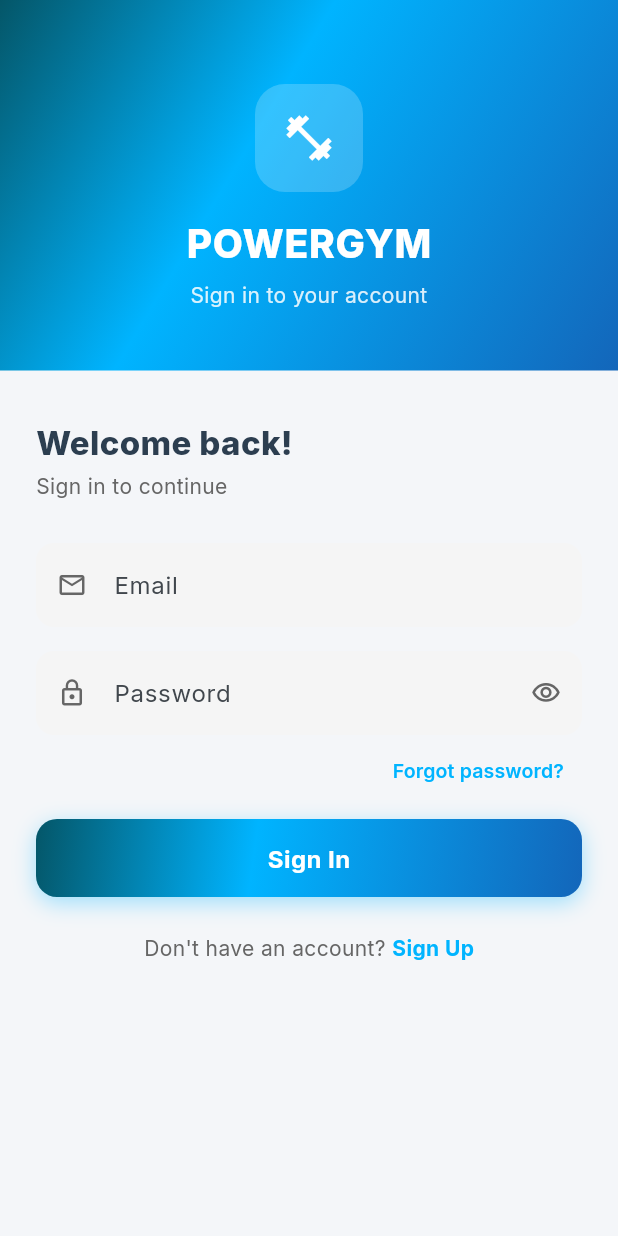
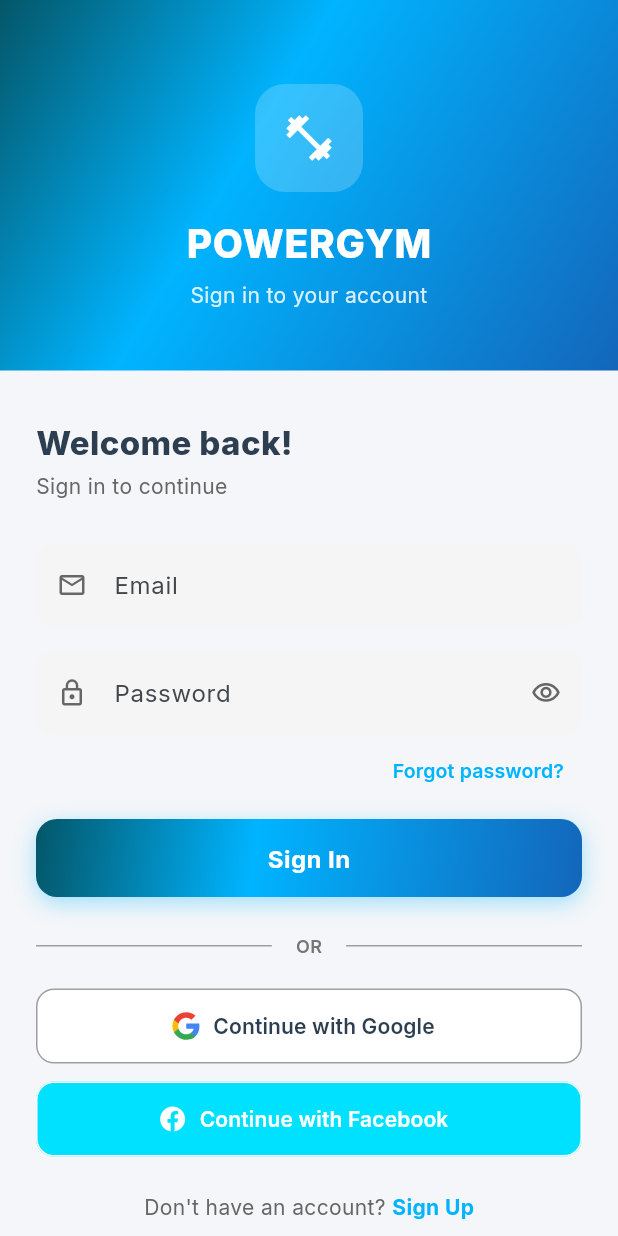
Before and after one commit to Datgau/Powergym_Mobile_App, a Flutter app: the screen it shows after launch, on a phone screen of 412 x 824 dp. Run offline on Flutter 3.47's test engine with Material 3 defaults, Android fonts, the phone set to English and light mode, and no system bars; our stand-ins replace dio, firebase_core, flutter_svg, google_fonts, google_sign_in, image_picker and 2 more; missing offline and left inert: flutter_facebook_auth, stomp_dart_client; accounts and stored records are empty.

Commit message:
future(login): OAuth

```diff
--- a/lib/features/auth/data/models/auth_models.dart
+++ b/lib/features/auth/data/models/auth_models.dart
@@ -45,6 +45,21 @@ class ResendOtpRequest {
   const ResendOtpRequest({required this.email});
 
   Map<String, dynamic> toJson() => {'email': email};
+}
+
+class OAuthLoginRequest {
+  final String provider;
+  final String accessToken;
+
+  const OAuthLoginRequest({
+    required this.provider,
+    required this.accessToken,
+  });
+
+  Map<String, dynamic> toJson() => {
+        'provider': provider,
+        'accessToken': accessToken,
+      };
 }
 
 // ─── Response models ──────────────────────────────────────────────────────────
--- /dev/null
+++ b/lib/features/auth/data/services/social_login_service.dart
@@ -0,0 +1,144 @@
+import 'package:google_sign_in/google_sign_in.dart';
+import 'package:flutter_facebook_auth/flutter_facebook_auth.dart';
+
+class SocialLoginService {
+  static final GoogleSignIn _googleSignIn = GoogleSignIn(
+    scopes: ['email', 'profile'],
+  );
+
+  // ─── Google Sign In ───────────────────────────────────────────────────────
+
+  static Future<GoogleSignInResult?> signInWithGoogle() async {
+    try {
+      // Check if Google Play Services are available
+      final bool isAvailable = await _googleSignIn.isSignedIn();
+      print('Google Sign In - Play Services available: $isAvailable');
+
+      final GoogleSignInAccount? account = await _googleSignIn.signIn();
+      if (account == null) {
+        print('Google Sign In - User cancelled or no account selected');
+        return null; // User cancelled
+      }
+
+      print('Google Sign In - Account: ${account.email}');
+
+      final GoogleSignInAuthentication auth = await account.authentication;
+      if (auth.accessToken == null) {
+        print('Google Sign In - No access token received');
+        throw Exception('Failed to get Google access token');
+      }
+
+      print('Google Sign In - Success: ${account.email}');
+
+      return GoogleSignInResult(
+        accessToken: auth.accessToken!,
+        email: account.email,
+        displayName: account.displayName ?? '',
+        photoUrl: account.photoUrl,
+      );
+    } catch (e) {
+      print('Google Sign In - Error: $e');
+
+      // Provide more specific error messages
+      if (e.toString().contains('SIGN_IN_REQUIRED') ||
+          e.toString().contains('DEVELOPER_ERROR') ||
+          e.toString().contains('10')) {
+        throw Exception('Google Sign In not configured properly. Please check Firebase setup and SHA-1 fingerprint.');
+      } else if (e.toString().contains('NETWORK_ERROR')) {
+        throw Exception('Network error. Please check your internet connection.');
+      } else if (e.toString().contains('SIGN_IN_CANCELLED')) {
+        return null; // User cancelled
+      } else if (e.toString().contains('sign_in_failed')) {
+        throw Exception('Google Sign In configuration error. Please check google-services.json file.');
+      } else {
+        throw Exception('Google Sign In failed: ${e.toString()}');
+      }
+    }
+  }
+
+  static Future<void> signOutGoogle() async {
+    await _googleSignIn.signOut();
+  }
+
+  // ─── Facebook Sign In ─────────────────────────────────────────────────────
+
+  static Future<FacebookSignInResult?> signInWithFacebook() async {
+    try {
+      // Kiểm tra xem Facebook đã được cấu hình chưa
+      // Nếu chưa có App ID thật, trả về lỗi thân thiện
+      throw Exception('Facebook Login chưa được cấu hình. Vui lòng làm theo hướng dẫn trong FACEBOOK_SETUP.md để thiết lập Facebook App ID và Client Token.');
+
+      // Code bên dưới sẽ được kích hoạt sau khi setup Facebook
+      /*
+      final LoginResult result = await FacebookAuth.instance.login(
+        permissions: ['email', 'public_profile'],
+      );
+
+      if (result.status != LoginStatus.success) {
+        if (result.status == LoginStatus.cancelled) {
+          return null; // User cancelled
+        }
+        throw Exception('Facebook login failed: ${result.message}');
+      }
+
+      final AccessToken? accessToken = result.accessToken;
+      if (accessToken == null) {
+        throw Exception('Failed to get Facebook access token');
+      }
+
+      // Get user data
+      final userData = await FacebookAuth.instance.getUserData(
+        fields: "name,email,picture.width(200).height(200)",
+      );
+
+      return FacebookSignInResult(
+        accessToken: accessToken.tokenString,
+        email: userData['email'] as String? ?? '',
+        displayName: userData['name'] as String? ?? '',
+        photoUrl: userData['picture']?['data']?['url'] as String?,
+      );
+      */
+    } catch (e) {
+      // Kiểm tra nếu là lỗi Facebook SDK chưa được khởi tạo
+      if (e.toString().contains('SDK has not been initialized') ||
+          e.toString().contains('FacebookSdk.sdkInitialize')) {
+        throw Exception('Facebook chưa được cấu hình. Vui lòng xem hướng dẫn trong FACEBOOK_SETUP.md');
+      }
+      throw Exception('Facebook Sign In failed: ${e.toString()}');
+    }
+  }
+
+  static Future<void> signOutFacebook() async {
+    await FacebookAuth.instance.logOut();
+  }
+}
+
+// ─── Result Models ────────────────────────────────────────────────────────────
+
+class GoogleSignInResult {
+  final String accessToken;
+  final String email;
+  final String displayName;
+  final String? photoUrl;
+
+  const GoogleSignInResult({
+    required this.accessToken,
+    required this.email,
+    required this.displayName,
+    this.photoUrl,
+  });
+}
+
+class FacebookSignInResult {
+  final String accessToken;
+  final String email;
+  final String displayName;
+  final String? photoUrl;
+
+  const FacebookSignInResult({
+    required this.accessToken,
+    required this.email,
+    required this.displayName,
+    this.photoUrl,
+  });
+}
--- a/lib/features/auth/screens/login_screen.dart
+++ b/lib/features/auth/screens/login_screen.dart
@@ -3,6 +3,7 @@ import 'package:provider/provider.dart';
 import '../../../config/theme.dart';
 import '../providers/auth_provider.dart';
 import '../widgets/auth_widgets.dart';
+import '../widgets/social_login_buttons.dart';
 import '../../../features/trainer/shell/trainer_shell.dart';
 import 'register_screen.dart';
 import 'forgot_password_screen.dart';
@@ -167,6 +168,10 @@ class _AuthLoginScreenState extends State<AuthLoginScreen> {
                       ),
                       const SizedBox(height: 24),
 
+                      // Social Login Buttons
+                      const SocialLoginButtons(),
+                      const SizedBox(height: 24),
+
                       // Register link
                       Row(
                         mainAxisAlignment: MainAxisAlignment.center,
--- a/lib/features/auth/screens/register_screen.dart
+++ b/lib/features/auth/screens/register_screen.dart
@@ -3,6 +3,7 @@ import 'package:provider/provider.dart';
 import '../../../config/theme.dart';
 import '../providers/auth_provider.dart';
 import '../widgets/auth_widgets.dart';
+import '../widgets/social_login_buttons.dart';
 import 'otp_screen.dart';
 
 class AuthRegisterScreen extends StatefulWidget {
@@ -206,6 +207,10 @@ class _AuthRegisterScreenState extends State<AuthRegisterScreen> {
                       ),
                       const SizedBox(height: 24),
 
+                      // Social Login Buttons
+                      const SocialLoginButtons(),
+                      const SizedBox(height: 24),
+
                       // Login link
                       Row(
                         mainAxisAlignment: MainAxisAlignment.center,
--- /dev/null
+++ b/lib/features/auth/widgets/social_login_buttons.dart
@@ -0,0 +1,209 @@
+import 'package:flutter/material.dart';
+import 'package:provider/provider.dart';
+import 'package:flutter_svg/flutter_svg.dart';
+import '../../../config/theme.dart';
+import '../providers/auth_provider.dart';
+import '../data/services/social_login_service.dart';
+import '../../../features/trainer/shell/trainer_shell.dart';
+
+class SocialLoginButtons extends StatefulWidget {
+  const SocialLoginButtons({super.key});
+
+  @override
+  State<SocialLoginButtons> createState() => _SocialLoginButtonsState();
+}
+
+class _SocialLoginButtonsState extends State<SocialLoginButtons> {
+  bool _isGoogleLoading = false;
+  bool _isFacebookLoading = false;
+
+  Future<void> _handleGoogleSignIn() async {
+    setState(() => _isGoogleLoading = true);
+
+    try {
+      final result = await SocialLoginService.signInWithGoogle();
+      if (result == null) {
+        // User cancelled
+        setState(() => _isGoogleLoading = false);
+        return;
+      }
+
+      if (!mounted) return;
+
+      final authProvider = context.read<AuthProvider>();
+      final success = await authProvider.oauthLogin('google', result.accessToken);
+
+      if (success && mounted) {
+        final role = authProvider.currentUser?.role.toUpperCase() ?? '';
+        if (role == 'TRAINER') {
+          Navigator.pushReplacement(
+            context,
+            MaterialPageRoute(builder: (_) => const TrainerShell()),
+          );
+        } else {
+          Navigator.pushReplacementNamed(context, '/home');
+        }
+      }
+    } catch (e) {
+      if (mounted) {
+        context.read<AuthProvider>().clearError();
+        ScaffoldMessenger.of(context).showSnackBar(
+          SnackBar(
+            content: Text('Google Sign In failed: ${e.toString()}'),
+            backgroundColor: Colors.red,
+          ),
+        );
+      }
+    } finally {
+      if (mounted) {
+        setState(() => _isGoogleLoading = false);
+      }
+    }
+  }
+
+  Future<void> _handleFacebookSignIn() async {
+    setState(() => _isFacebookLoading = true);
+
+    try {
+      final result = await SocialLoginService.signInWithFacebook();
+      if (result == null) {
+        // User cancelled
+        setState(() => _isFacebookLoading = false);
+        return;
+      }
+
+      if (!mounted) return;
+
+      final authProvider = context.read<AuthProvider>();
+      final success = await authProvider.oauthLogin('facebook', result.accessToken);
+
+      if (success && mounted) {
+        final role = authProvider.currentUser?.role.toUpperCase() ?? '';
+        if (role == 'TRAINER') {
+          Navigator.pushReplacement(
+            context,
+            MaterialPageRoute(builder: (_) => const TrainerShell()),
+          );
+        } else {
+          Navigator.pushReplacementNamed(context, '/home');
+        }
+      }
+    } catch (e) {
+      if (mounted) {
+        context.read<AuthProvider>().clearError();
+        ScaffoldMessenger.of(context).showSnackBar(
+          SnackBar(
+            content: Text('Facebook Sign In failed: ${e.toString()}'),
+            backgroundColor: Colors.red,
+          ),
+        );
+      }
+    } finally {
+      if (mounted) {
+        setState(() => _isFacebookLoading = false);
+      }
+    }
+  }
+
+  @override
+  Widget build(BuildContext context) {
+    return Column(
+      children: [
+        // Divider with "OR"
+        Row(
+          children: [
+            const Expanded(child: Divider(color: Colors.grey)),
+            Padding(
+              padding: const EdgeInsets.symmetric(horizontal: 16),
+              child: Text(
+                'OR',
+                style: TextStyle(
+                  color: Colors.grey[600],
+                  fontWeight: FontWeight.w600,
+                  fontSize: 12,
+                ),
+              ),
+            ),
+            const Expanded(child: Divider(color: Colors.grey)),
+          ],
+        ),
+        const SizedBox(height: 20),
+
+        // Google Sign In Button
+        SizedBox(
+          width: double.infinity,
+          height: 50,
+          child: OutlinedButton.icon(
+            onPressed: _isGoogleLoading || _isFacebookLoading ? null : _handleGoogleSignIn,
+            style: OutlinedButton.styleFrom(
+              side: const BorderSide(color: Colors.grey),
+              shape: RoundedRectangleBorder(
+                borderRadius: BorderRadius.circular(12),
+              ),
+              backgroundColor: Colors.white,
+            ),
+            icon: _isGoogleLoading
+                ? const SizedBox(
+                    width: 20,
+                    height: 20,
+                    child: CircularProgressIndicator(strokeWidth: 2),
+                  )
+                : SvgPicture.asset(
+                    'assets/icons/google_icon.svg',
+                    width: 20,
+                    height: 20,
+                  ),
+            label: Text(
+              _isGoogleLoading ? 'Signing in...' : 'Continue with Google',
+              style: const TextStyle(
+                color: AppTheme.textPrimary,
+                fontWeight: FontWeight.w600,
+                fontSize: 14,
+              ),
+            ),
+          ),
+        ),
+        const SizedBox(height: 12),
+
+        // Facebook Sign In Button
+        SizedBox(
+          width: double.infinity,
+          height: 50,
+          child: OutlinedButton.icon(
+            onPressed: _isGoogleLoading || _isFacebookLoading ? null : _handleFacebookSignIn,
+            style: OutlinedButton.styleFrom(
+              side: const BorderSide(color: Color(0xFFFFFFFF)),
+              shape: RoundedRectangleBorder(
+                borderRadius: BorderRadius.circular(12),
+              ),
+              backgroundColor: const Color(0xFF00E1FF),
+            ),
+            icon: _isFacebookLoading
+                ? const SizedBox(
+                    width: 20,
+                    height: 20,
+                    child: CircularProgressIndicator(
+                      strokeWidth: 2,
+                      valueColor: AlwaysStoppedAnimation<Color>(Colors.white),
+                    ),
+                  )
+                : SvgPicture.asset(
+                    'assets/icons/facebook_icon.svg',
+                      width: 20,
+                      height: 20,
+
+    ),
+            label: Text(
+              _isFacebookLoading ? 'Signing in...' : 'Continue with Facebook',
+              style: const TextStyle(
+                color: Colors.white,
+                fontWeight: FontWeight.w600,
+                fontSize: 14,
+              ),
+            ),
+          ),
+        ),
+      ],
+    );
+  }
+}
--- a/lib/features/home/screens/home_screen.dart
+++ b/lib/features/home/screens/home_screen.dart
@@ -52,7 +52,7 @@ class _UserHomeScreenState extends State<UserHomeScreen> {
                 ],
               ),
               // AI Chat Popup
-              const AiChatPopup(),
+              AiChatPopup(onTabChange: (index) => _tabNotifier.value = index),
             ],
           ),
           bottomNavigationBar: Container(
```
Also changed, not shown: lib/features/ai_chat/widgets/ai_chat_popup.dart (+35 -9 lines), lib/features/ai_chat/widgets/chat_cards.dart (+18 -12 lines), lib/features/auth/data/services/auth_api_service.dart (+8 -0 lines), lib/features/auth/providers/auth_provider.dart (+47 -0 lines), lib/main.dart (+9 -1 lines), pubspec.yaml (+8 -0 lines), assets/icons/facebook_icon.svg (added), assets/icons/google_icon.svg (added), lib/firebase_options.dart (added), pubspec.lock, 11 other files.
